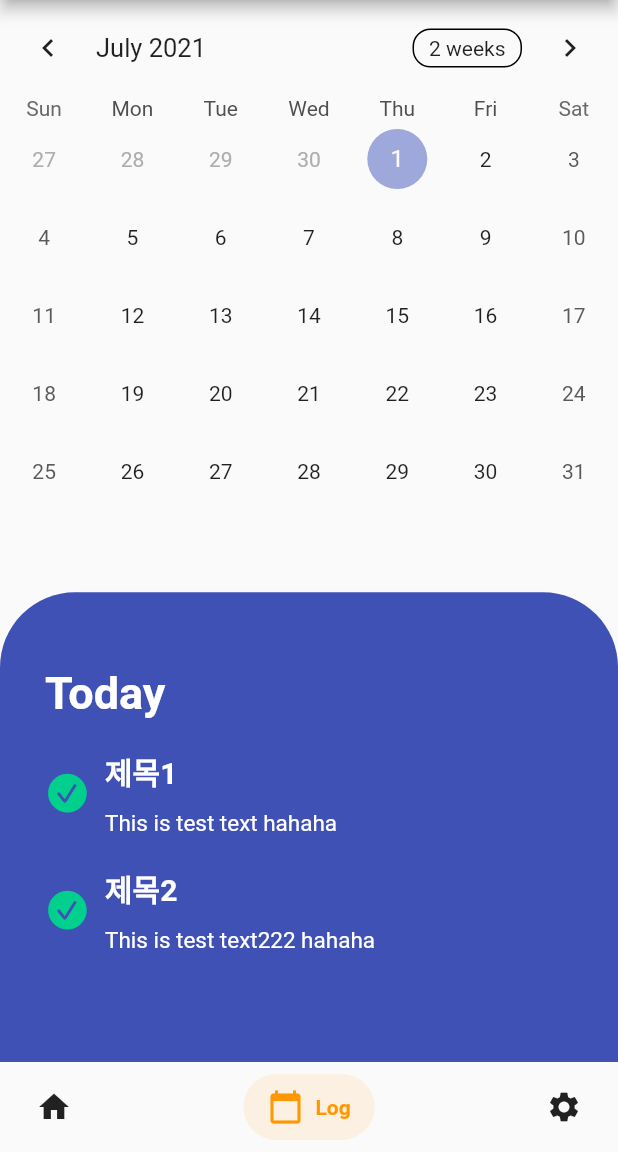
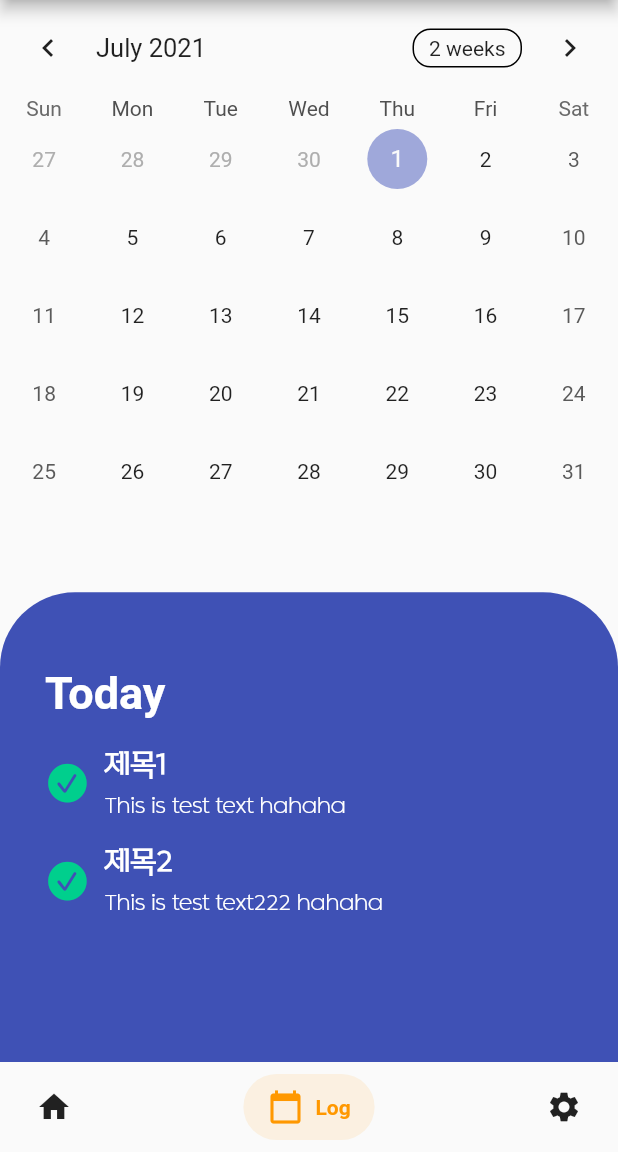
Before and after one commit to kangsy0058/NFC_2021_APP, a Flutter app: the screen it shows after launch, item 2 of the bottom bar chosen, on a phone screen of 412 x 824 dp, the part 84-1236 px from its top. Run offline on Flutter 3.47's test engine with Material 2 defaults, Android fonts, the phone set to English and light mode, and no system bars; drawn by our look-alikes of salomon_bottom_bar, table_calendar; our stand-ins replace firebase_auth, firebase_core; accounts and stored records are empty.

Commit message:
UPDATE:font

```diff
--- a/lib/home_page.dart
+++ b/lib/home_page.dart
@@ -46,7 +46,7 @@ class _HomePageState extends State<HomePage> {
                 margin:  EdgeInsets.fromLTRB(20,20,20,10),
                 child: Column(
                   children: [
-                    Text("코로나바이러스 감염증 - 19", style: TextStyle(fontSize: 20 ,fontWeight: FontWeight.bold)),
+                    Text("코로나바이러스 감염증 - 19", style: TextStyle(fontSize: 20 ,fontWeight: FontWeight.bold,fontFamily: "Cafe24")),
                     Text("06.30 00:00 기준",style: TextStyle(fontSize: 13)),
                     Container(
 
--- a/lib/log_page.dart
+++ b/lib/log_page.dart
@@ -24,11 +24,11 @@ class _LogPageState extends State<LogPage> {
               crossAxisAlignment: CrossAxisAlignment.start,
               children: [
                 Text(title, style: TextStyle(fontSize: 20,
-                    fontWeight: FontWeight.bold,
+                    fontWeight: FontWeight.bold,fontFamily: "Cafe24",
                     color: Colors.white),),
                 SizedBox(height: 10,),
                 Text(text, style: TextStyle(fontSize: 15,
-                    fontWeight: FontWeight.normal,
+                    fontWeight: FontWeight.normal,fontFamily: "Cafe24",
                     color: Colors.white),),
               ],
             ),
```
Also changed, not shown: pubspec.yaml (+4 -4 lines), fonts/Cafe24Simplehae.ttf (added), 1 other file.
